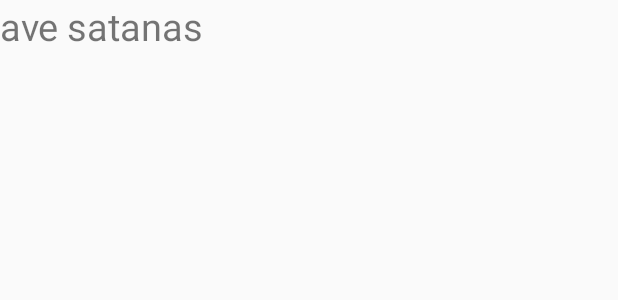
After one commit to AndrewBarzu/LogReg, an Android app: the layout offer_item.xml on its own in the app's theme, with its tools: preview values and no code run, on a phone screen of 412 x 824 dp. The commit adds this screen. Shown: the top 300 px of the screen. Run offline under Robolectric (Android 15) with nearby library versions, the phone set to English and light mode, and no system bars.

Commit message:
added offer adapter
more things

```diff
--- a/app/src/main/res/layout/fragment_home.xml
+++ b/app/src/main/res/layout/fragment_home.xml
@@ -7,6 +7,7 @@
     tools:context=".HomeFragment">
 
     <ListView
+        android:id="@+id/offers"
         android:layout_width="0dp"
         android:layout_height="0dp"
         android:layout_marginTop="20dp"
--- /dev/null
+++ b/app/src/main/res/layout/offer_item.xml
@@ -0,0 +1,16 @@
+<?xml version="1.0" encoding="utf-8"?>
+<android.support.constraint.ConstraintLayout xmlns:android="http://schemas.android.com/apk/res/android"
+    xmlns:app="http://schemas.android.com/apk/res-auto"
+    xmlns:tools="http://schemas.android.com/tools"
+    android:layout_width="wrap_content"
+    android:layout_height="wrap_content">
+
+    <TextView
+        android:id="@+id/offerNumber"
+        android:layout_width="195dp"
+        android:layout_height="44dp"
+        android:text="ave satanas"
+        android:textSize="25sp"
+        app:layout_constraintStart_toStartOf="parent"
+        app:layout_constraintTop_toTopOf="parent" />
+</android.support.constraint.ConstraintLayout>
```
Also changed, not shown: app/src/main/java/com/example/xghos/loginregister/HomeFragment.java (+14 -5 lines), app/src/main/java/com/example/xghos/loginregister/OfferAdapter.java (added, +46 -0 lines), app/src/main/java/com/example/xghos/loginregister/Register.java (+6 -5 lines).
